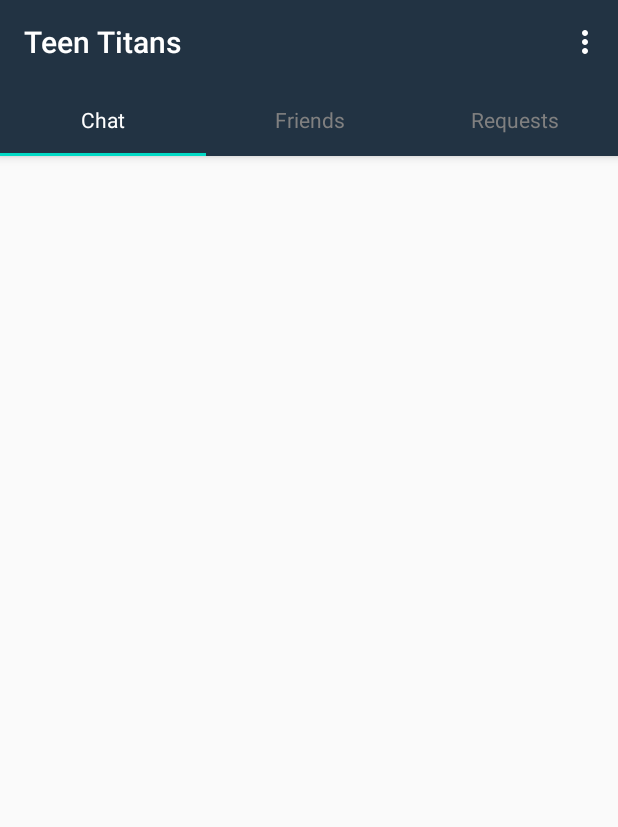
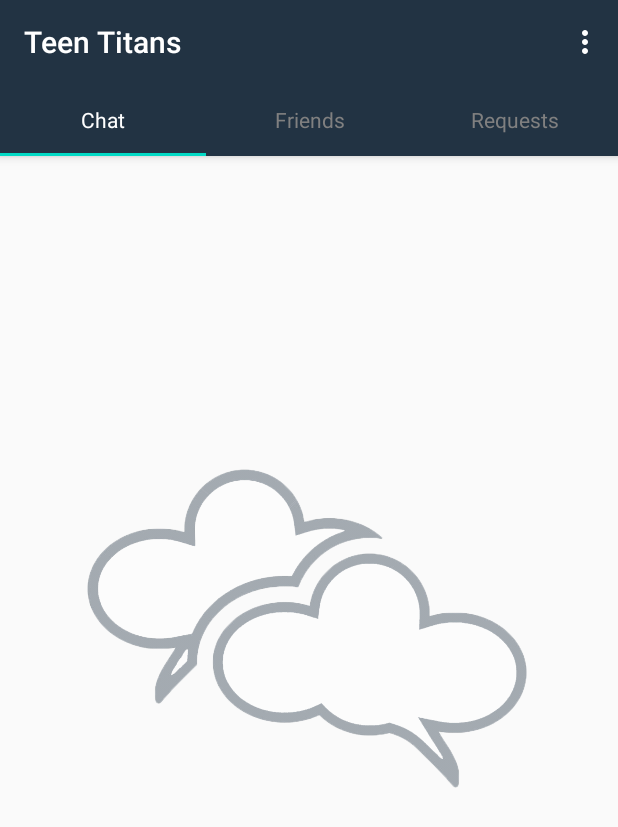
Before and after one commit to IsaacMoris/ChatApp, an Android app: the screen it shows after launch once a user with an empty profile is signed in (HomeActivity), on a phone screen of 412 x 824 dp. Shown: the top 827 px of the screen. Run offline under Robolectric (Android 15) with nearby library versions, the phone set to English and light mode, and no system bars; our stand-ins replace CircleImageView, Firebase (no records; nobody signed in at launch, a user with empty details on screens opened directly), Picasso; pictures from the network do not load.

Commit message:
Wallpaper Added to Home Activity

```diff
--- a/app/src/main/res/layout/activity_home.xml
+++ b/app/src/main/res/layout/activity_home.xml
@@ -5,6 +5,26 @@
     android:layout_width="match_parent"
     android:layout_height="match_parent"
     tools:context=".HomeActivity">
+
+    <androidx.constraintlayout.widget.ConstraintLayout
+        android:layout_width="match_parent"
+        android:layout_height="match_parent"
+        tools:context=".StartUp">
+
+        <ImageView
+            android:id="@+id/clouds"
+            android:layout_width="393dp"
+            android:layout_height="334dp"
+            android:layout_marginStart="8dp"
+            android:layout_marginTop="252dp"
+            android:alpha="0.4"
+            android:contentDescription="@string/cloudspic"
+            android:padding="50dp"
+            app:layout_constraintStart_toStartOf="parent"
+            app:layout_constraintTop_toTopOf="parent"
+            app:srcCompat="@drawable/layer_1" />
+
+    </androidx.constraintlayout.widget.ConstraintLayout>
 
     <com.google.android.material.appbar.AppBarLayout
         android:id="@+id/homeBarLayout"
```
